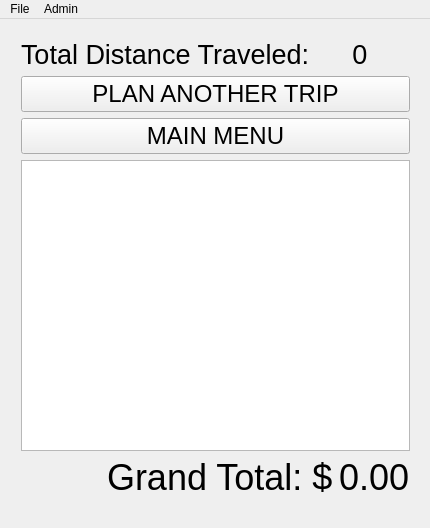
The window that src/form/mainwindow.ui (dank-devz/effective-octo-meme) describes before a commit, drawn with Qt 5.
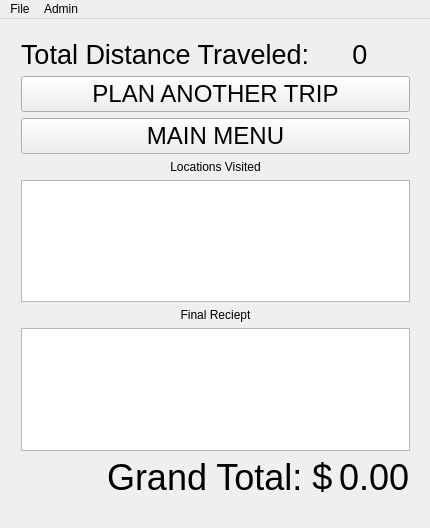
The same window after the commit. The open tabs and pages were chosen to show the change.

Commit message: added view visited locations to summary page

```diff
--- a/src/form/mainwindow.ui
+++ b/src/form/mainwindow.ui
@@ -986,6 +986,29 @@
          </item>
         </layout>
        </item>
+       <item>
+        <widget class="QLabel" name="tripSummaery_label_stops">
+         <property name="text">
+          <string>Locations Visited</string>
+         </property>
+         <property name="alignment">
+          <set>Qt::AlignCenter</set>
+         </property>
+        </widget>
+       </item>
+       <item>
+        <widget class="QListView" name="tripSummary_listView_stops"/>
+       </item>
+       <item>
+        <widget class="QLabel" name="tripSummaery_label_reciept">
+         <property name="text">
+          <string>Final Reciept</string>
+         </property>
+         <property name="alignment">
+          <set>Qt::AlignCenter</set>
+         </property>
+        </widget>
+       </item>
        <item>
         <widget class="QTableView" name="tripSummary_tableView_reciept">
          <property name="alternatingRowColors">
```
Left out of the diff: 10 changed lines with no effect on the pictures. The commit also changes 1 other file.
